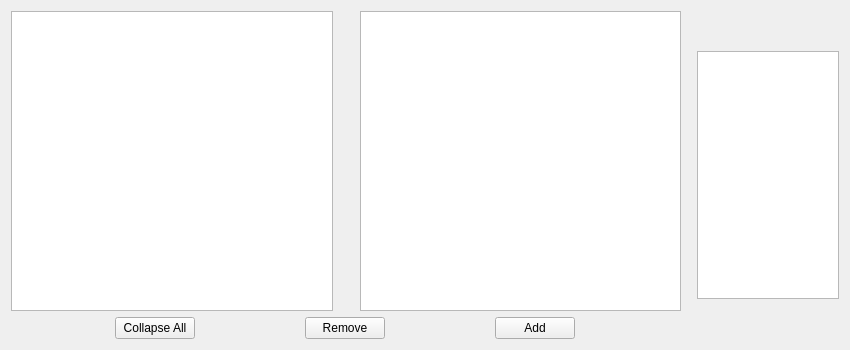
This is src/forms/maintab_items.ui in cbnolok/Leviathan as Qt 5 draws it before an edit. The edited form follows.
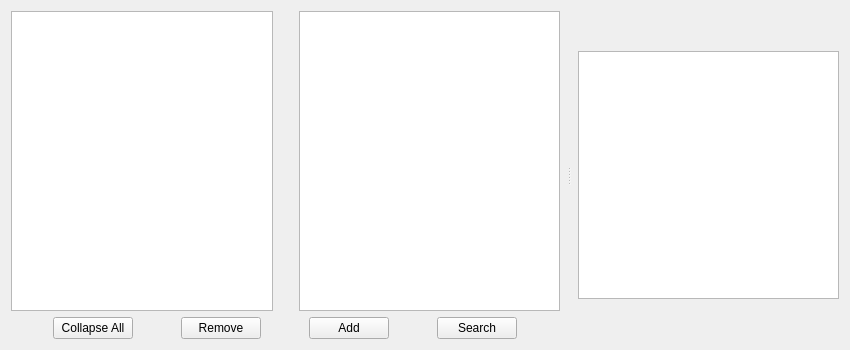
This is the edited form.

Commit message: Updated version: 0.1.2. Added search function for items and characters. Lots of bugfixes and performance improvements in some situations. Better error logging for art/animation lookup. Enabled automatic deployment.

The edit to the form file:
```diff
--- a/src/forms/maintab_items.ui
+++ b/src/forms/maintab_items.ui
@@ -16,14 +16,76 @@
   <property name="windowTitle">
    <string>Form</string>
   </property>
-  <layout class="QVBoxLayout" name="verticalLayout">
+  <layout class="QHBoxLayout" name="horizontalLayout_2">
    <item>
-    <layout class="QGridLayout" name="gridLayout_main" columnstretch="20,1,4">
-     <item row="0" column="0">
+    <layout class="QHBoxLayout" name="horizontalLayout">
+     <item>
+      <widget class="QSplitter" name="splitter_img_lists">
+       <property name="sizePolicy">
+        <sizepolicy hsizetype="Expanding" vsizetype="Minimum">
+         <horstretch>0</horstretch>
+         <verstretch>0</verstretch>
+        </sizepolicy>
+       </property>
+       <property name="orientation">
+        <enum>Qt::Horizontal</enum>
+       </property>
+       <widget class="QWidget" name="layoutWidget">
       <layout class="QGridLayout" name="gridLayout_lists">
        <property name="sizeConstraint">
         <enum>QLayout::SetDefaultConstraint</enum>
        </property>
+         <item row="0" column="3">
+          <spacer name="horizontalSpacer_2">
+           <property name="orientation">
+            <enum>Qt::Horizontal</enum>
+           </property>
+           <property name="sizeHint" stdset="0">
+            <size>
+             <width>7</width>
+             <height>20</height>
+            </size>
+           </property>
+          </spacer>
+         </item>
+         <item row="0" column="0">
+          <widget class="QTreeView" name="treeView_organizer">
+           <property name="sizePolicy">
+            <sizepolicy hsizetype="Expanding" vsizetype="Expanding">
+             <horstretch>4</horstretch>
+             <verstretch>0</verstretch>
+            </sizepolicy>
+           </property>
+           <property name="editTriggers">
+            <set>QAbstractItemView::NoEditTriggers</set>
+           </property>
+           <attribute name="headerVisible">
+            <bool>false</bool>
+           </attribute>
+           <attribute name="headerDefaultSectionSize">
+            <number>18</number>
+           </attribute>
+           <attribute name="headerMinimumSectionSize">
+            <number>18</number>
+           </attribute>
+          </widget>
+         </item>
+         <item row="0" column="1">
+          <spacer name="horizontalSpacer_lists">
+           <property name="orientation">
+            <enum>Qt::Horizontal</enum>
+           </property>
+           <property name="sizeType">
+            <enum>QSizePolicy::Fixed</enum>
+           </property>
+           <property name="sizeHint" stdset="0">
+            <size>
+             <width>14</width>
+             <height>20</height>
+            </size>
+           </property>
+          </spacer>
+         </item>
        <item row="0" column="2">
         <widget class="QTreeView" name="treeView_objList">
          <property name="sizePolicy">
@@ -44,46 +106,14 @@
          <property name="selectionBehavior">
           <enum>QAbstractItemView::SelectRows</enum>
          </property>
+           <property name="sortingEnabled">
+            <bool>true</bool>
+           </property>
+           <attribute name="headerShowSortIndicator" stdset="0">
+            <bool>true</bool>
+           </attribute>
          <attribute name="headerStretchLastSection">
-          <bool>false</bool>
-         </attribute>
-        </widget>
-       </item>
-       <item row="0" column="1">
-        <spacer name="horizontalSpacer_lists">
-         <property name="orientation">
-          <enum>Qt::Horizontal</enum>
-         </property>
-         <property name="sizeType">
-          <enum>QSizePolicy::Fixed</enum>
-         </property>
-         <property name="sizeHint" stdset="0">
-          <size>
-           <width>15</width>
-           <height>20</height>
-          </size>
-         </property>
-        </spacer>
-       </item>
-       <item row="0" column="0">
-        <widget class="QTreeView" name="treeView_organizer">
-         <property name="sizePolicy">
-          <sizepolicy hsizetype="Expanding" vsizetype="Expanding">
-           <horstretch>4</horstretch>
-           <verstretch>0</verstretch>
-          </sizepolicy>
-         </property>
-         <property name="editTriggers">
-          <set>QAbstractItemView::NoEditTriggers</set>
-         </property>
-         <attribute name="headerVisible">
-          <bool>false</bool>
-         </attribute>
-         <attribute name="headerDefaultSectionSize">
-          <number>18</number>
-         </attribute>
-         <attribute name="headerMinimumSectionSize">
-          <number>18</number>
+            <bool>true</bool>
          </attribute>
         </widget>
        </item>
@@ -128,14 +158,27 @@
            </property>
           </widget>
          </item>
-        </layout>
-       </item>
-      </layout>
-     </item>
-     <item row="0" column="2">
-      <layout class="QVBoxLayout" name="verticalLayout_img">
        <item>
-        <spacer name="verticalSpacer">
+            <widget class="QPushButton" name="pushButton_search">
+             <property name="sizePolicy">
+              <sizepolicy hsizetype="Fixed" vsizetype="Fixed">
+               <horstretch>0</horstretch>
+               <verstretch>0</verstretch>
+              </sizepolicy>
+             </property>
+             <property name="text">
+              <string>Search</string>
+             </property>
+            </widget>
+           </item>
+          </layout>
+         </item>
+        </layout>
+       </widget>
+       <widget class="QWidget" name="layoutWidget">
+        <layout class="QGridLayout" name="gridLayout_image">
+         <item row="2" column="1">
+          <spacer name="verticalSpacer_2">
          <property name="orientation">
           <enum>Qt::Vertical</enum>
          </property>
@@ -150,7 +193,7 @@
          </property>
         </spacer>
        </item>
-       <item>
+         <item row="1" column="1">
         <widget class="QGraphicsView" name="graphicsView">
          <property name="sizePolicy">
           <sizepolicy hsizetype="Expanding" vsizetype="Expanding">
@@ -172,8 +215,8 @@
          </property>
         </widget>
        </item>
-       <item>
-        <spacer name="verticalSpacer_2">
+         <item row="0" column="1">
+          <spacer name="verticalSpacer">
          <property name="orientation">
           <enum>Qt::Vertical</enum>
          </property>
@@ -188,9 +231,7 @@
          </property>
         </spacer>
        </item>
-      </layout>
-     </item>
-     <item row="0" column="1">
+         <item row="1" column="0">
       <spacer name="horizontalSpacer">
        <property name="orientation">
         <enum>Qt::Horizontal</enum>
@@ -200,11 +241,15 @@
        </property>
        <property name="sizeHint" stdset="0">
         <size>
-         <width>10</width>
+             <width>7</width>
          <height>20</height>
         </size>
        </property>
       </spacer>
+         </item>
+        </layout>
+       </widget>
+      </widget>
      </item>
     </layout>
    </item>
```
Lines whose indentation alone changed are shown as unchanged. The commit also changes 36 other files.
